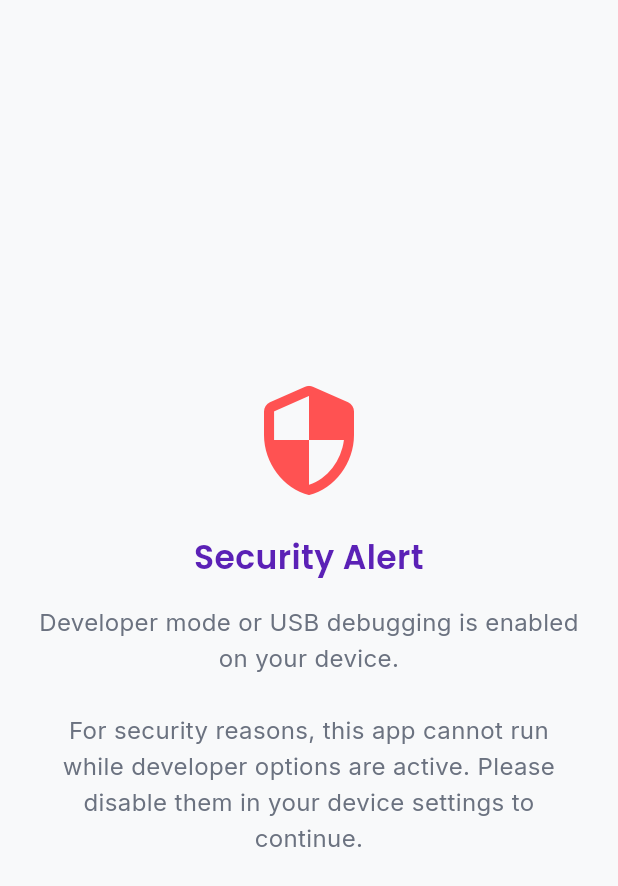
After one commit to farhankhan-dev/Chemical-Calculator, a Flutter app: the SecurityScreen screen opened by its route, on a phone screen of 412 x 824 dp. The commit adds this screen. Shown: the top 886 px of the screen. Run offline on Flutter 3.47's test engine with Material 3 defaults, Android fonts, the phone set to English and light mode, and no system bars; our stand-ins replace file_picker, google_fonts, google_mobile_ads, shared_preferences; missing offline and left inert: safe_device; accounts and stored records are empty.

Commit message:
finally done all thinhgs added developer mode setting

```diff
--- a/lib/app/routes.dart
+++ b/lib/app/routes.dart
@@ -1,5 +1,6 @@
 import 'package:flutter/material.dart';
 import '../features/splash/presentation/screens/splash_screen.dart';
+import '../features/splash/presentation/screens/security_screen.dart';
 import '../features/onboarding/presentation/screens/onboarding_screen.dart';
 import '../app/main_screen.dart';
 
@@ -10,6 +11,7 @@ class AppRoutes {
   static const String splash = '/';
   static const String onboarding = '/onboarding';
   static const String home = '/home';
+  static const String security = '/security';
 
   static Route<dynamic> generateRoute(RouteSettings settings) {
     switch (settings.name) {
@@ -25,6 +27,10 @@ class AppRoutes {
         return MaterialPageRoute(
           builder: (_) => const MainScreen(),
         );
+      case security:
+        return MaterialPageRoute(
+          builder: (_) => const SecurityScreen(),
+        );
       default:
         return MaterialPageRoute(
           builder: (_) => Scaffold(
--- /dev/null
+++ b/lib/features/splash/presentation/screens/security_screen.dart
@@ -0,0 +1,42 @@
+import 'package:flutter/material.dart';
+import '../../../../app/theme/app_colors.dart';
+import '../../../../app/theme/app_text_styles.dart';
+
+class SecurityScreen extends StatelessWidget {
+  const SecurityScreen({super.key});
+
+  @override
+  Widget build(BuildContext context) {
+    return Scaffold(
+      backgroundColor: AppColors.background,
+      body: SafeArea(
+        child: Padding(
+          padding: const EdgeInsets.all(24.0),
+          child: Column(
+            mainAxisAlignment: MainAxisAlignment.center,
+            crossAxisAlignment: CrossAxisAlignment.center,
+            children: [
+              const Icon(
+                Icons.security_rounded,
+                size: 80,
+                color: Colors.redAccent,
+              ),
+              const SizedBox(height: 24),
+              Text(
+                'Security Alert',
+                style: AppTextStyles.h2.copyWith(color: AppColors.primaryDark),
+                textAlign: TextAlign.center,
+              ),
+              const SizedBox(height: 16),
+              Text(
+                'Developer mode or USB debugging is enabled on your device.\n\nFor security reasons, this app cannot run while developer options are active. Please disable them in your device settings to continue.',
+                style: AppTextStyles.bodyLarge.copyWith(color: AppColors.textSecondary, height: 1.5),
+                textAlign: TextAlign.center,
+              ),
+            ],
+          ),
+        ),
+      ),
+    );
+  }
+}
--- a/pubspec.yaml
+++ b/pubspec.yaml
@@ -20,6 +20,7 @@ dependencies:
   path_provider: 2.1.5
   google_mobile_ads: ^7.0.0
   url_launcher: ^6.3.2
+  safe_device: ^1.4.1
 
 dev_dependencies:
   flutter_test:
```
Also changed, not shown: lib/core/widgets/banner_ad_widget.dart (+20 -1 lines), lib/features/splash/presentation/screens/splash_screen.dart (+15 -1 lines), pubspec.lock.
